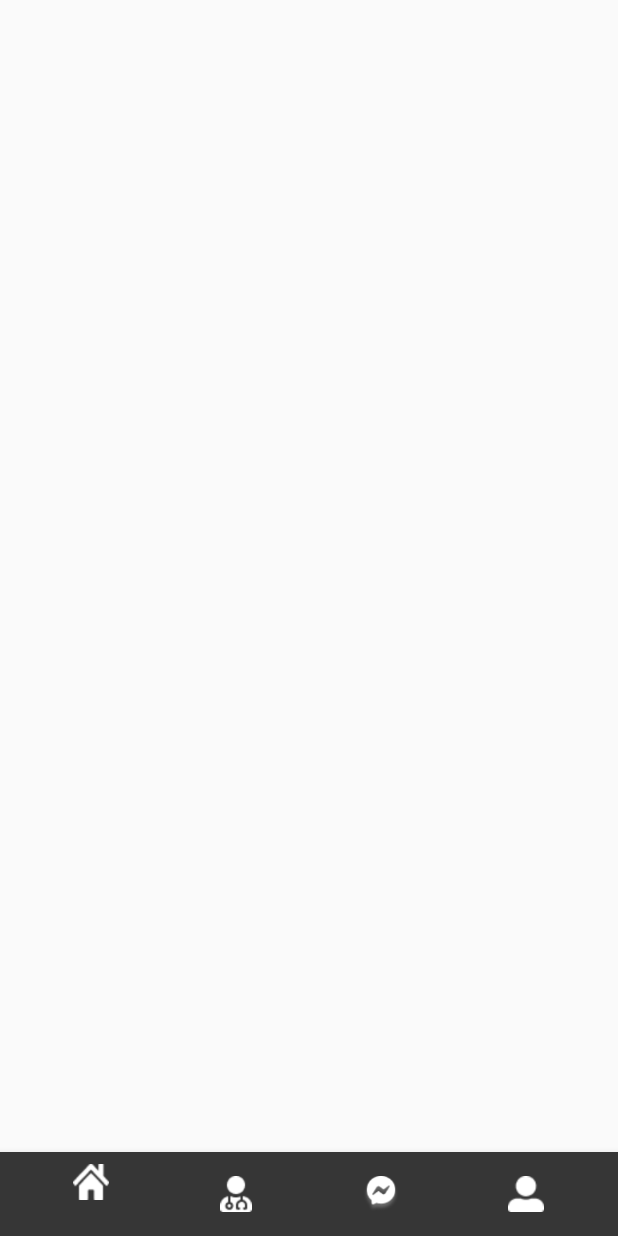
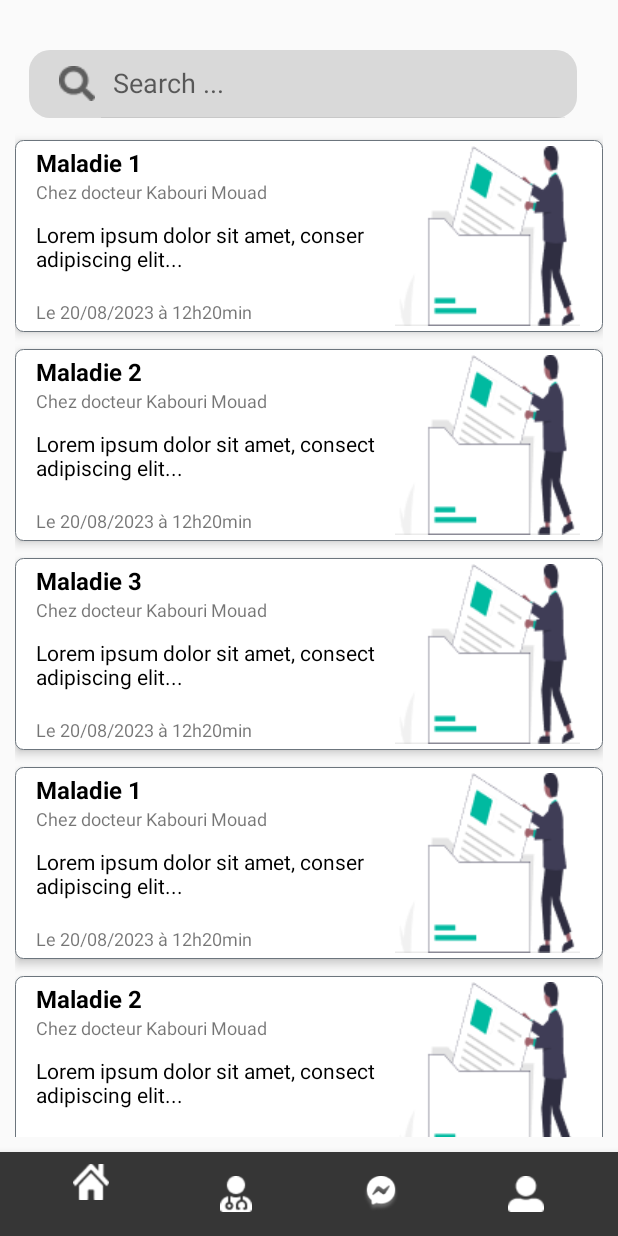
Before and after one commit to PFA-ENSIAS-2A-HMS/FrontendAndroid, an Android app: the HomeFragment screen opened directly, with no data from a screen before it, on a phone screen of 412 x 824 dp. Run offline under Robolectric (Android 15) with nearby library versions, the phone set to English and light mode, and no system bars.

Commit message:
Added interface of consultation with RecyclerView and adapter

```diff
--- a/Code-Source/app/src/main/java/com/example/androidprojet/adapter/DossierMedicalAdapter.java
+++ b/Code-Source/app/src/main/java/com/example/androidprojet/adapter/DossierMedicalAdapter.java
@@ -1,75 +1,65 @@
 package com.example.androidprojet.adapter;
 
 import android.app.AlertDialog;
+import android.content.Context;
 import android.view.LayoutInflater;
 import android.view.*;
 import android.view.ViewGroup;
 import android.widget.ImageView;
 import android.widget.TextView;
-
-import androidx.fragment.app.FragmentActivity;
 import androidx.recyclerview.widget.RecyclerView;
 import com.example.androidprojet.R;
 import com.example.androidprojet.model.DossierMedical;
 import java.util.ArrayList;
-import java.util.Arrays;
 
 public class DossierMedicalAdapter extends RecyclerView.Adapter<DossierMedicalAdapter.MyViewHolder> {
-
+    Context context;
     private  final ArrayList DossiersMedical;
 
-    public DossierMedicalAdapter(FragmentActivity activity, ArrayList<DossierMedical> dossiersMedical) {
+    public DossierMedicalAdapter(Context context, ArrayList<DossierMedical> dossiersMedical) {
+        this.context = context;
         this.DossiersMedical = dossiersMedical;
     }
 
-    // retournele nb total de cellule que contiendra la liste
     @Override
     public int getItemCount() {
         return DossiersMedical.size();
     }
 
-    //// inflates the row layout from xml when needed
-    //crée la vu d'une cellule
-    // parent pour créer la vu et int pour spécifier le type de la cellule si on a plusieurrs type (orgnaisation differts)
     @Override
     public MyViewHolder onCreateViewHolder(ViewGroup parent, int viewType) {
-        //pour créer un laouyt depuis un XML
-        LayoutInflater inflater = LayoutInflater.from(parent.getContext());
-        View view = inflater.inflate(R.layout.activity_list_rdvs, parent, false);
+        LayoutInflater inflater = LayoutInflater.from(context);
+        View view = inflater.inflate(R.layout.item_rdv, parent, false);
         return new MyViewHolder(view);
     }
 
-    //appliquer Une donnée à une vue
-    //// binds the data to the TextView... in each row
     @Override
     public void onBindViewHolder(MyViewHolder holder, int position) {
         DossierMedical dossier = (DossierMedical) DossiersMedical.get(position);
         holder.malade.setText(dossier.getMalade());
+        holder.docteur.setText(dossier.getDocteur());
         holder.date.setText(dossier.getDate());
         holder.desription.setText(dossier.getDescription());
         holder.logo.setImageResource(dossier.getLogo());
     }
 
-    //// stores and recycles views as they are scrolled off screen
     public class MyViewHolder extends RecyclerView.ViewHolder  {
 
         public final TextView malade;
+        public final TextView docteur;
         private final TextView desription;
         private final TextView date;
         private final ImageView logo;
 
-        //  private Pair<String, String> currentPair;
         private DossierMedical currentDossier;
 
         public MyViewHolder(final View itemView) {
             super(itemView);
             malade = itemView.findViewById(R.id.malade);
+            docteur = itemView.findViewById(R.id.docteur);
             desription = itemView.findViewById(R.id.description);
             date =  itemView.findViewById(R.id.date);
             logo = itemView.findViewById(R.id.logo);
-
-            //         itemView.setOnClickListener(this);
-            //  item = (TextView) itemView.findViewById(R.id.row_item);
 
             itemView.setOnClickListener(new View.OnClickListener() {
                 @Override
@@ -82,9 +72,6 @@ public class DossierMedicalAdapter extends RecyclerView.Adapter<DossierMedicalAd
                             .show();
                 }
             });
-
         }
-
     }
-
 }
--- a/Code-Source/app/src/main/java/com/example/androidprojet/fragments/HomeFragment.java
+++ b/Code-Source/app/src/main/java/com/example/androidprojet/fragments/HomeFragment.java
@@ -22,9 +22,12 @@ public class HomeFragment extends Fragment {
     private TextView textView;
 
     private final ArrayList<DossierMedical> dossiersMedical = new ArrayList<>(Arrays.asList(
-            new DossierMedical("Maladie 1", "20/08/2023", "Lorem ipsum dolor sit amet, consectetur adipiscing elit Lorem ipsum dolor sit amet, consectetur",R.drawable.maladie1),
-            new DossierMedical("Maladie 2", "20/08/2023", "Lorem ipsum dolor sit amet, consectetur adipiscing elit Lorem ipsum dolor sit amet, consectetur", R.drawable.maladie2),
-            new DossierMedical("Maladie 3", "20/08/2023", "Lorem ipsum dolor sit amet, consectetur adipiscing elit Lorem ipsum dolor sit amet, consectetur", R.drawable.maladie1)
+            new DossierMedical("Maladie 1", "Chez docteur Kabouri Mouad", "Le 20/08/2023 à 12h20min", "Lorem ipsum dolor sit amet, conser adipiscing elit...",R.drawable.icon_doc),
+            new DossierMedical("Maladie 2", "Chez docteur Kabouri Mouad", "Le 20/08/2023 à 12h20min", "Lorem ipsum dolor sit amet, consect adipiscing elit...", R.drawable.icon_doc),
+            new DossierMedical("Maladie 3", "Chez docteur Kabouri Mouad", "Le 20/08/2023 à 12h20min", "Lorem ipsum dolor sit amet, consect adipiscing elit...", R.drawable.icon_doc),
+            new DossierMedical("Maladie 1", "Chez docteur Kabouri Mouad", "Le 20/08/2023 à 12h20min", "Lorem ipsum dolor sit amet, conser adipiscing elit...",R.drawable.icon_doc),
+            new DossierMedical("Maladie 2", "Chez docteur Kabouri Mouad", "Le 20/08/2023 à 12h20min", "Lorem ipsum dolor sit amet, consect adipiscing elit...", R.drawable.icon_doc),
+            new DossierMedical("Maladie 3", "Chez docteur Kabouri Mouad", "Le 20/08/2023 à 12h20min", "Lorem ipsum dolor sit amet, consect adipiscing elit...", R.drawable.icon_doc)
     ));
 
     @Override
@@ -37,15 +40,19 @@ public class HomeFragment extends Fragment {
     public View onCreateView(@NonNull LayoutInflater inflater,
                              @Nullable ViewGroup container,
                              @Nullable Bundle savedInstanceState) {
-        View rootView = inflater.inflate(R.layout.activity_list_rdvs, container, false);
+
+        return inflater.inflate(R.layout.activity_list_rdvs, container, false);
+    }
+
+    @Override
+    public void onViewCreated(@NonNull View view, @Nullable Bundle savedInstanceState) {
+        super.onViewCreated(view, savedInstanceState);
 
         RecyclerView rv = getActivity().findViewById(R.id.list);
-        rv.setLayoutManager(new LinearLayoutManager(getActivity()));
-        rv.setAdapter(new DossierMedicalAdapter(getActivity(), dossiersMedical));
+        rv.setLayoutManager(new LinearLayoutManager(getContext()));
+        rv.setAdapter(new DossierMedicalAdapter(getContext(), dossiersMedical));
 
-        return rootView;
     }
-
 
     /*@Nullable
     @Override
--- a/Code-Source/app/src/main/java/com/example/androidprojet/model/DossierMedical.java
+++ b/Code-Source/app/src/main/java/com/example/androidprojet/model/DossierMedical.java
@@ -2,12 +2,14 @@ package com.example.androidprojet.model;
 
 public class DossierMedical {
     private String malade;
+    private String docteur;
     private String date;
     private String Description;
     private int logo;
 
-    public DossierMedical(String malade, String date, String description, int logo) {
+    public DossierMedical(String malade, String docteur, String date, String description, int logo) {
         this.malade = malade;
+        this.docteur = docteur;
         this.date = date;
         Description = description;
         this.logo = logo;
@@ -19,6 +21,14 @@ public class DossierMedical {
 
     public void setMalade(String malade) {
         this.malade = malade;
+    }
+
+    public String getDocteur() {
+        return docteur;
+    }
+
+    public void setDocteur(String docteur) {
+        this.docteur = docteur;
     }
 
     public String getDate() {
--- /dev/null
+++ b/Code-Source/app/src/main/res/drawable/border_item.xml
@@ -0,0 +1,14 @@
+<?xml version="1.0" encoding="utf-8"?>
+<shape xmlns:android="http://schemas.android.com/apk/res/android">
+    <solid android:color="@color/white"/>
+    <corners
+        android:topRightRadius="5dp"
+        android:topLeftRadius="5dp"
+        android:bottomLeftRadius="5dp"
+        android:bottomRightRadius="5dp"
+        />
+
+    <stroke
+        android:width="0.5dp"
+        android:color="#6c757d" />
+</shape>
--- a/Code-Source/app/src/main/res/layout/activity_list_rdvs.xml
+++ b/Code-Source/app/src/main/res/layout/activity_list_rdvs.xml
@@ -2,10 +2,31 @@
 <androidx.constraintlayout.widget.ConstraintLayout xmlns:android="http://schemas.android.com/apk/res/android"
     android:layout_width="match_parent"
     android:layout_height="match_parent"
+    xmlns:tools="http://schemas.android.com/tools"
+    xmlns:app="http://schemas.android.com/apk/res-auto"
     android:padding="10dp">
+
+    <androidx.appcompat.widget.SearchView
+        android:id="@+id/searchView"
+        android:layout_width="365dp"
+        android:layout_height="45dp"
+
+        android:layout_marginTop="16dp"
+        android:background="@drawable/search_backgroundshape"
+        app:iconifiedByDefault="false"
+        app:layout_constraintBottom_toTopOf="@+id/list"
+        app:layout_constraintEnd_toEndOf="parent"
+        app:layout_constraintHorizontal_bias="0.347"
+        app:layout_constraintStart_toStartOf="parent"
+        app:layout_constraintTop_toTopOf="parent"
+        app:queryHint="Search ..."
+        app:searchIcon="@drawable/searchicon" />
+
     <androidx.recyclerview.widget.RecyclerView
         android:id="@+id/list"
         android:layout_width="match_parent"
-        android:layout_height="match_parent"/>
+        android:layout_height="match_parent"
+        tools:listitem="@layout/item_rdv"
+        android:layout_marginTop="75dp"/>
 
 </androidx.constraintlayout.widget.ConstraintLayout>
--- a/Code-Source/app/src/main/res/layout/item_rdv.xml
+++ b/Code-Source/app/src/main/res/layout/item_rdv.xml
@@ -4,62 +4,80 @@
     xmlns:tools="http://schemas.android.com/tools"
     android:layout_width="match_parent"
     android:layout_height="wrap_content"
-    android:background="@color/beige"
-    android:padding="4dp">
+    android:background="@drawable/border_item"
+    android:padding="4dp"
+    android:layout_marginTop="8dp"
+    android:layout_marginBottom="3dp"
+    android:elevation="4dp">
 
     <ImageView
         android:id="@+id/logo"
-        android:layout_width="393dp"
-        android:layout_height="115dp"
+        android:layout_width="142dp"
+        android:layout_height="120dp"
         android:layout_alignParentEnd="true"
+        android:layout_marginEnd="2dp"
         android:scaleType="center"
-        android:src="@drawable/maladie1"
+        android:src="@drawable/icon_doc"
         app:layout_constraintEnd_toEndOf="parent"
-        app:layout_constraintStart_toStartOf="parent"
-        app:layout_constraintTop_toTopOf="parent"
-        tools:ignore="MissingConstraints" />
+        tools:ignore="MissingConstraints"
+        tools:layout_editor_absoluteY="-5dp" />
 
     <TextView
         android:id="@+id/malade"
         android:layout_width="wrap_content"
         android:layout_height="wrap_content"
         android:layout_below="@id/logo"
-        android:layout_marginStart="20dp"
-        android:layout_marginTop="8dp"
+        android:layout_marginStart="10dp"
         android:text="La maladie 1"
         android:textAllCaps="false"
         android:textColor="@color/black"
-        android:textSize="20sp"
+        android:textSize="16sp"
         android:textStyle="bold"
         app:layout_constraintStart_toStartOf="parent"
-        app:layout_constraintTop_toBottomOf="@+id/logo"
-        tools:ignore="MissingConstraints" />
+        tools:ignore="MissingConstraints"
+        tools:layout_editor_absoluteY="2dp" />
+
     <TextView
         android:id="@+id/date"
-        android:layout_width="80dp"
-        android:layout_height="22dp"
+        android:layout_width="205dp"
+        android:layout_height="18dp"
         android:layout_below="@+id/logo"
         android:layout_alignParentEnd="true"
         android:layout_alignParentBottom="true"
-        android:layout_marginTop="14dp"
-        android:layout_marginEnd="16dp"
-        android:text="28/05/2023"
-        app:layout_constraintEnd_toEndOf="parent"
-        app:layout_constraintTop_toBottomOf="@+id/logo"
+        android:layout_marginStart="10dp"
+        android:text="Le 28/05/2023 à 12h20min"
+        android:textSize="12dp"
+        app:layout_constraintBottom_toBottomOf="parent"
+        app:layout_constraintStart_toStartOf="parent"
+        app:layout_constraintTop_toBottomOf="@+id/description"
+        app:layout_constraintVertical_bias="1.0"
+        tools:ignore="MissingConstraints" />
+
+    <TextView
+        android:id="@+id/docteur"
+        android:layout_width="177dp"
+        android:layout_height="15dp"
+        android:layout_marginStart="10dp"
+        android:text="Chez docteur Mr. Hassan azoui"
+        android:textSize="12dp"
+        app:layout_constraintStart_toStartOf="parent"
+        app:layout_constraintTop_toBottomOf="@+id/malade"
         tools:ignore="MissingConstraints" />
 
     <TextView
         android:id="@+id/description"
-        android:layout_width="357dp"
-        android:layout_height="45dp"
+        android:layout_width="235dp"
+        android:layout_height="42dp"
         android:layout_below="@id/malade"
         android:layout_alignParentStart="true"
         android:layout_alignParentBottom="true"
-        android:layout_marginTop="8dp"
-        android:text="Lorem ipsum dolor sit amet, consectetur adipiscing elit. Sed ultrices justo in ex fringilla,eu posuere justo..."
-        app:layout_constraintEnd_toEndOf="parent"
-        app:layout_constraintHorizontal_bias="0.444"
+        android:layout_marginStart="10dp"
+        android:layout_marginTop="12dp"
+        android:text="Lorem ipsum dolor sit amet, consectetur adipiscing elit. Sed..."
+        android:textColor="@color/black"
+        app:layout_constraintEnd_toStartOf="@+id/logo"
+        app:layout_constraintHorizontal_bias="0.0"
         app:layout_constraintStart_toStartOf="parent"
-        app:layout_constraintTop_toBottomOf="@+id/malade"
+        app:layout_constraintTop_toBottomOf="@+id/docteur"
         tools:ignore="MissingConstraints" />
 </androidx.constraintlayout.widget.ConstraintLayout>
--- a/Code-Source/app/src/main/res/values/colors.xml
+++ b/Code-Source/app/src/main/res/values/colors.xml
@@ -18,11 +18,12 @@
     <color name="blue2">#0275D8</color>
     <color name="green">#00baa0</color>
     <color name="green1">#8500BAA0</color>
-    <color name="beige">#FAE8F4F2</color>
+    <color name="beige">#2196F3</color>
     // messagerie
     <color name="grey_10">#e6e6e6</color>
     <color name="overlay_dark_10">#1A000000</color>
     <color name="grey_40">#999999</color>
     <color name="grey_30">#BACDCBCB</color>
+    <color name="grey_20">#eef4ed</color>
 
 </resources>
```
Also changed, not shown: Code-Source/app/src/main/res/drawable/icon_doc.png (added), Code-Source/app/src/main/res/drawable/icon_doc1.png (added).
